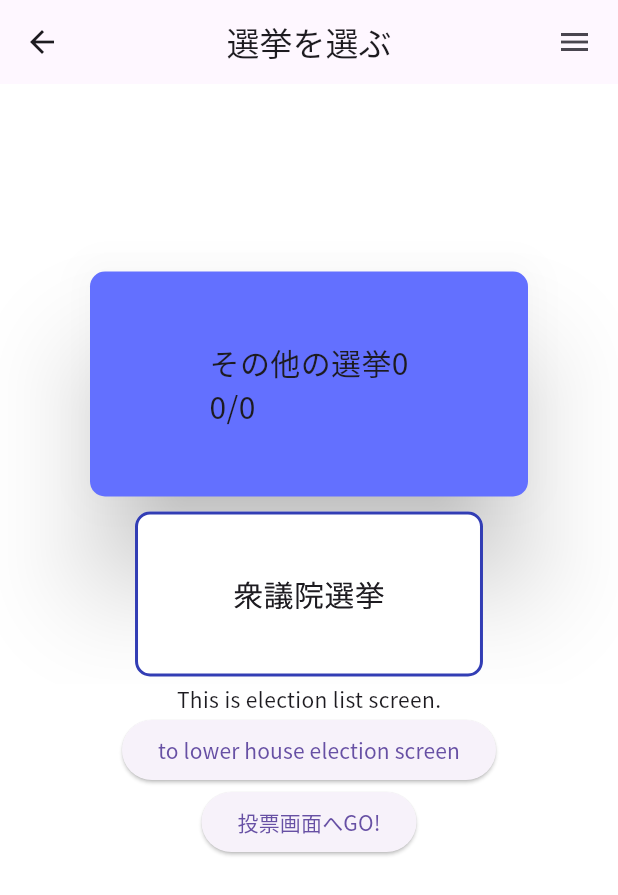
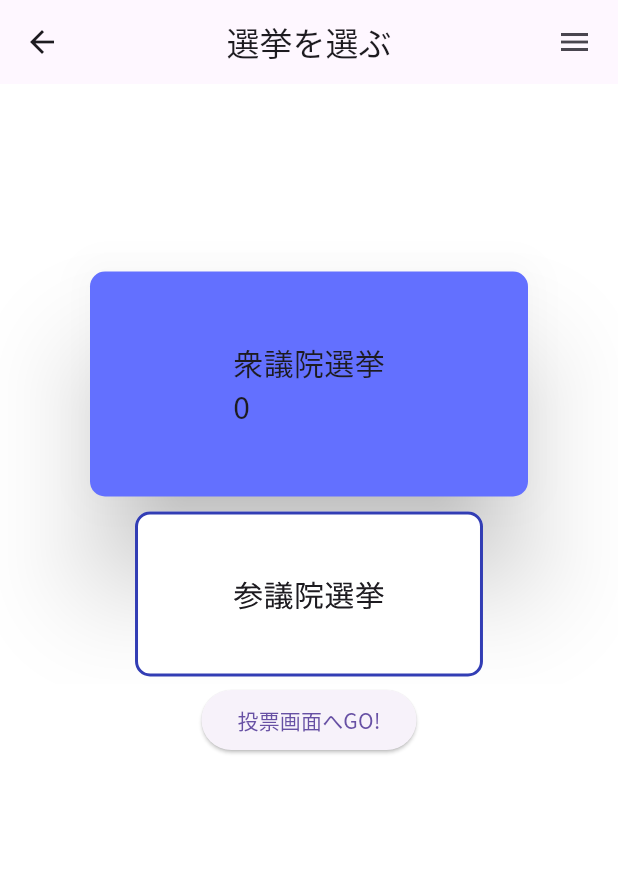
Before and after one commit to yambaru-hackathon/Group-6, a Flutter app: the ElectionList screen opened directly, on a phone screen of 412 x 824 dp. Shown: the top 895 px of the screen. Run offline on Flutter 3.47's test engine with Material 3 defaults, Android fonts, the phone set to English and light mode, and no system bars; our stand-ins replace cloud_firestore, firebase_auth, firebase_core, flutter_riverpod, riverpod_annotation; missing offline and left inert: navigator_scope; accounts and stored records are empty; generated files the repository leaves out were written again.

Commit message:
選挙一覧の選挙をデータベースから取得できるように

```diff
--- a/lib/provider/auth_state.dart
+++ b/lib/provider/auth_state.dart
@@ -71,7 +71,7 @@ class UserIdScope extends ConsumerWidget {
       return ProviderScope(
         // ユーザーIDを上書き
         overrides: [
-          userIdProvider.overrideWithValue(user.email!),
+          userIdProvider.overrideWithValue(user.uid),
         ],
         child: child,
       );
--- a/lib/screen/election/election_list.dart
+++ b/lib/screen/election/election_list.dart
@@ -1,28 +1,30 @@
-import 'dart:ffi';
+import 'package:cloud_firestore/cloud_firestore.dart';
 import 'package:flutter/material.dart';
+import 'package:flutter_riverpod/flutter_riverpod.dart';
 import '../../components/app_bar.dart';
 import 'lower_house.dart';
 
-class ElectionList extends StatefulWidget {
+class ElectionList extends ConsumerStatefulWidget {
   const ElectionList({super.key});
 
   @override
-  State<ElectionList> createState() => _ElectionListState();
+  ConsumerState<ElectionList> createState() => _ElectionListState();
 }
 
 class ListGenerator {
+
   static Map<String, dynamic> generateList(int i) {
     Map<String, dynamic> map = {};
 
-    i == 1
-        ? map['page'] = 'LowerHouse'
-        : i == 2
-            ? map['page'] = 'UpperHouse'
+    i == 0
+        ? map['page'] = 'lower_house'
+        : i == 1
+            ? map['page'] = 'upper_house'
             : map['page'] = 'AnotherHouse';
 
-    i == 1
+    i == 0
         ? map['id'] = '衆議院選挙'
-        : i == 2
+        : i == 1
             ? map['id'] = '参議院選挙'
             : map['id'] = 'その他の選挙$i';
     map['year'] = '$i';
@@ -43,12 +45,16 @@ class TwoDimensionalListGenerator {
   }
 }
 
-class _ElectionListState extends State<ElectionList> {
+class _ElectionListState extends ConsumerState<ElectionList> {
+  final CollectionReference<Map<String, dynamic>> electionData = FirebaseFirestore.instance.collection('elections');
+  var lowerHouseData;
+  var upperHouseData;
+
   final _controller = FixedExtentScrollController(initialItem: 0);
   String page = 'test';
 
   final List<Map<String, dynamic>> _electionList =
-      TwoDimensionalListGenerator().generateTwoDimensionalList(6);
+      TwoDimensionalListGenerator().generateTwoDimensionalList(2);
 
   //そこに飛ぶ
   void _scroll(position) {
@@ -56,9 +62,24 @@ class _ElectionListState extends State<ElectionList> {
         duration: Duration(milliseconds: 500), curve: Curves.easeInOut);
   }
 
+  void _fetchData() async {
+    // データベースから選挙情報を取得
+    lowerHouseData = await electionData.doc('lower_house').get();
+    upperHouseData = await electionData.doc('upper_house').get();
+
+    setState(() {
+      _electionList[0]['id'] = lowerHouseData['name'];
+      _electionList[1]['id'] = upperHouseData['name'];
+      _electionList[0]['date'] = "${lowerHouseData['until_date']} まで";
+      _electionList[1]['date'] = "${upperHouseData['until_date']} まで";
+    });
+  }
+
   int _selectedItemIndex = 0;
   @override
   Widget build(BuildContext context) {
+    _fetchData();
+
     return Scaffold(
       appBar: myAppBar(context, '選挙を選ぶ'),
       body: Container(
@@ -159,8 +180,6 @@ class _ElectionListState extends State<ElectionList> {
                               _selectedItemIndex == map['order']
                                   ? (map['id']) +
                                       '\n' +
-                                      (map['year']).toString() +
-                                      '/' +
                                       (map['date']).toString()
                                   : (map['id']),
                               style: TextStyle(
@@ -174,26 +193,14 @@ class _ElectionListState extends State<ElectionList> {
                 ],
               ),
             ),
-            Text(
-              'This is election list screen.',
-            ),
             ElevatedButton(
               onPressed: () {
-                Navigator.push(
-                  context,
-                  MaterialPageRoute(builder: (context) => const LowerHouse()),
-                );
-              },
-              child: const Text('to lower house election screen'),
-            ),
-            ElevatedButton(
-              onPressed: () {
-                if (page == 'LowerHouse') {
+                if (page == 'lower_house') {
                   Navigator.push(
                     context,
                     MaterialPageRoute(builder: (context) => LowerHouse()),
                   );
-                } else if (page == 'UpperHouse') {
+                } else if (page == 'upper_house') {
                   Navigator.push(
                     context,
                     MaterialPageRoute(builder: (context) => LowerHouse()),
```
